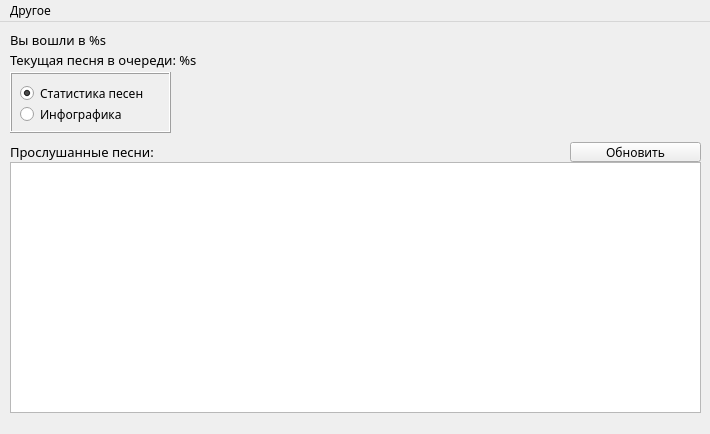
First picture: the form in ui/main.ui, repository schwarzalexey/yandexmusicanalyzer, before the edit.
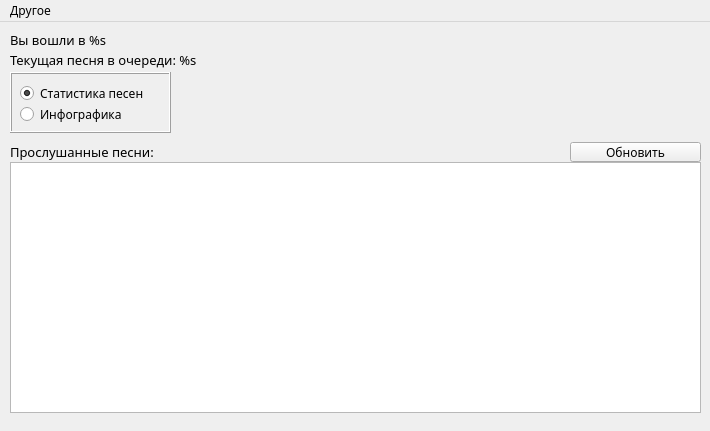
Second picture: the form after the edit.

Patch:
```diff
--- a/ui/main.ui
+++ b/ui/main.ui
@@ -7,7 +7,7 @@
     <x>0</x>
     <y>0</y>
     <width>710</width>
-    <height>434</height>
+    <height>431</height>
    </rect>
   </property>
   <property name="font">
@@ -155,7 +155,17 @@
      <rect>
       <x>10</x>
       <y>120</y>
-      <width>281</width>
+      <width>341</width>
+      <height>281</height>
+     </rect>
+    </property>
+   </widget>
+   <widget class="QWidget" name="artistChartWidget" native="true">
+    <property name="geometry">
+     <rect>
+      <x>359</x>
+      <y>120</y>
+      <width>341</width>
       <height>281</height>
      </rect>
     </property>
```
Left out of the diff: 7 changed lines with no effect on the pictures.
